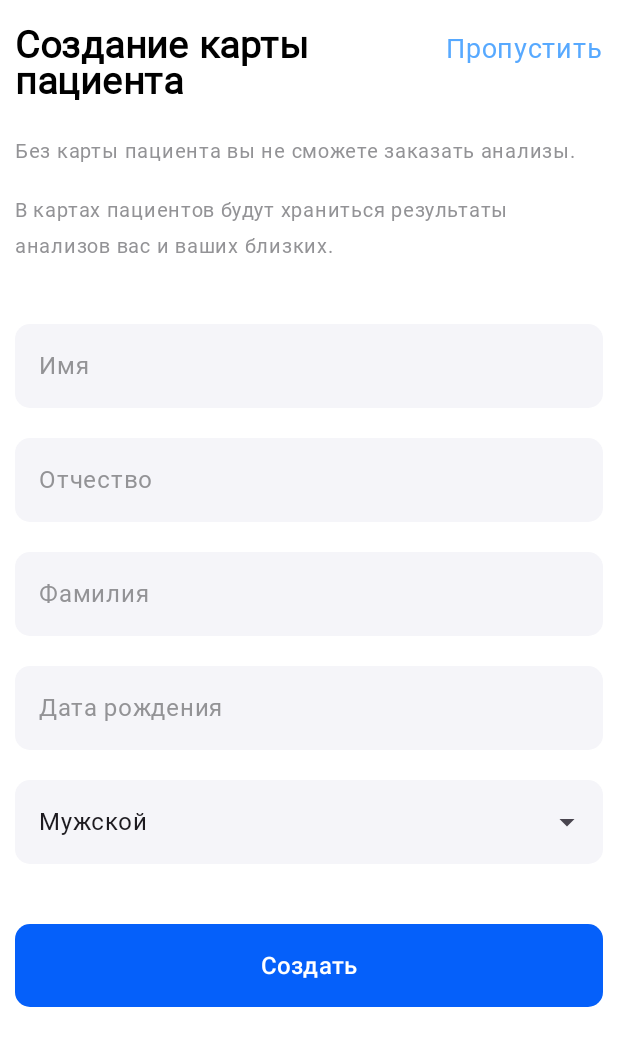
After one commit to v0nd1/Medic, an Android app built with Jetpack Compose: the UserCardScreen screen opened through its navigation route, on a phone screen of 412 x 824 dp. The commit adds this screen. Shown: the top 1046 px of the screen. Run offline under Robolectric (Android 15) with nearby library versions, the phone set to English and light mode, and no system bars.

Commit message:
Ending make start screens, start scaffold

```diff
--- a/app/src/main/java/com/huggydugy/medic/MainActivity.kt
+++ b/app/src/main/java/com/huggydugy/medic/MainActivity.kt
@@ -11,6 +11,7 @@ import androidx.navigation.compose.rememberNavController
 import com.huggydugy.medic.navigation.AppNavigation
 import com.huggydugy.medic.screens.auth.AddPasswordScreen
 import com.huggydugy.medic.screens.auth.CodeInputScreen
+import com.huggydugy.medic.screens.auth.UserCardScreen
 import com.huggydugy.medic.ui.theme.MedicTheme
 
 class MainActivity : ComponentActivity() {
@@ -23,8 +24,7 @@ class MainActivity : ComponentActivity() {
                     modifier = Modifier.fillMaxSize(),
                     color = MaterialTheme.colorScheme.background
                 ) {
-                    AddPasswordScreen(navController = navController)
-                    //AppNavigation(navController = navController)
+                    AppNavigation(navController = navController)
                 }
             }
         }
--- /dev/null
+++ b/app/src/main/java/com/huggydugy/medic/components/ThemeButton.kt
@@ -0,0 +1,25 @@
+package com.huggydugy.medic.components
+
+import androidx.compose.foundation.layout.fillMaxWidth
+import androidx.compose.foundation.layout.height
+import androidx.compose.foundation.shape.RoundedCornerShape
+import androidx.compose.material3.Button
+import androidx.compose.material3.Text
+import androidx.compose.runtime.Composable
+import androidx.compose.ui.Modifier
+import androidx.compose.ui.unit.dp
+import androidx.compose.ui.unit.sp
+import androidx.navigation.NavController
+
+@Composable
+fun ThemeButton(label: String, navController: NavController, route: String){
+    Button(
+        modifier = Modifier
+            .fillMaxWidth()
+            .height(55.dp),
+        onClick = { navController.navigate(route = route) },
+        shape = RoundedCornerShape(10.dp)
+    ) {
+        Text(text = label, fontSize = 16.sp)
+    }
+}
--- /dev/null
+++ b/app/src/main/java/com/huggydugy/medic/components/ThemeTextField.kt
@@ -0,0 +1,44 @@
+package com.huggydugy.medic.components
+
+import androidx.compose.foundation.layout.fillMaxWidth
+import androidx.compose.foundation.shape.RoundedCornerShape
+import androidx.compose.material3.ExperimentalMaterial3Api
+import androidx.compose.material3.OutlinedTextField
+import androidx.compose.material3.Text
+import androidx.compose.material3.TextFieldDefaults
+import androidx.compose.runtime.Composable
+import androidx.compose.runtime.getValue
+import androidx.compose.runtime.mutableStateOf
+import androidx.compose.runtime.remember
+import androidx.compose.runtime.setValue
+import androidx.compose.ui.Modifier
+import androidx.compose.ui.graphics.Color
+import androidx.compose.ui.unit.dp
+import com.huggydugy.medic.ui.theme.Gray
+import com.huggydugy.medic.ui.theme.GrayLight2
+
+@OptIn(ExperimentalMaterial3Api::class)
+@Composable
+fun ThemeTextField(placeholder: String){
+    var value by remember {
+        mutableStateOf("")
+    }
+    OutlinedTextField(
+        modifier = Modifier
+            .fillMaxWidth(),
+        value = value ,
+        onValueChange = {value = it},
+        colors = TextFieldDefaults.outlinedTextFieldColors(
+            focusedBorderColor = Color.Gray,
+            unfocusedBorderColor = Color.Transparent,
+            containerColor = GrayLight2,
+            ),
+        shape = RoundedCornerShape(10.dp),
+        placeholder = {
+            Text(
+                text = placeholder,
+                color = Gray
+            )
+        },
+    )
+}
--- a/app/src/main/java/com/huggydugy/medic/navigation/AppNavigation.kt
+++ b/app/src/main/java/com/huggydugy/medic/navigation/AppNavigation.kt
@@ -7,6 +7,7 @@ import androidx.navigation.compose.composable
 import com.huggydugy.medic.screens.auth.AddPasswordScreen
 import com.huggydugy.medic.screens.auth.AuthScreen
 import com.huggydugy.medic.screens.auth.CodeInputScreen
+import com.huggydugy.medic.screens.auth.UserCardScreen
 import com.huggydugy.medic.screens.board.OnBoardScreen
 
 @Composable
@@ -24,5 +25,8 @@ fun AppNavigation(navController: NavHostController){
         composable(route = Screen.CodeInputScreen.route){
             CodeInputScreen(navController)
         }
+        composable(route = Screen.UserCardScreen.route){
+            UserCardScreen(navController = navController)
+        }
     }
 }
--- /dev/null
+++ b/app/src/main/java/com/huggydugy/medic/screens/auth/UserCardScreen.kt
@@ -0,0 +1,174 @@
+package com.huggydugy.medic.screens.auth
+
+import android.widget.Toast
+import androidx.compose.foundation.clickable
+import androidx.compose.foundation.layout.Arrangement
+import androidx.compose.foundation.layout.Box
+import androidx.compose.foundation.layout.Column
+import androidx.compose.foundation.layout.Row
+import androidx.compose.foundation.layout.Spacer
+import androidx.compose.foundation.layout.fillMaxSize
+import androidx.compose.foundation.layout.fillMaxWidth
+import androidx.compose.foundation.layout.height
+import androidx.compose.foundation.layout.padding
+import androidx.compose.foundation.layout.width
+import androidx.compose.foundation.shape.RoundedCornerShape
+import androidx.compose.material3.DropdownMenu
+import androidx.compose.material3.DropdownMenuItem
+import androidx.compose.material3.ExperimentalMaterial3Api
+import androidx.compose.material3.ExposedDropdownMenuBox
+import androidx.compose.material3.ExposedDropdownMenuDefaults
+import androidx.compose.material3.OutlinedTextField
+import androidx.compose.material3.Text
+import androidx.compose.material3.TextField
+import androidx.compose.material3.TextFieldDefaults
+import androidx.compose.runtime.Composable
+import androidx.compose.runtime.getValue
+import androidx.compose.runtime.mutableStateOf
+import androidx.compose.runtime.remember
+import androidx.compose.runtime.setValue
+import androidx.compose.ui.Alignment
+import androidx.compose.ui.Modifier
+import androidx.compose.ui.graphics.Color
+import androidx.compose.ui.platform.LocalContext
+import androidx.compose.ui.text.font.FontWeight
+import androidx.compose.ui.text.style.TextAlign
+import androidx.compose.ui.tooling.preview.Preview
+import androidx.compose.ui.unit.dp
+import androidx.compose.ui.unit.em
+import androidx.compose.ui.unit.sp
+import androidx.navigation.NavController
+import com.huggydugy.medic.components.ThemeButton
+import com.huggydugy.medic.components.ThemeTextField
+import com.huggydugy.medic.navigation.Screen
+import com.huggydugy.medic.ui.theme.Black
+import com.huggydugy.medic.ui.theme.BlueLight2
+import com.huggydugy.medic.ui.theme.DarkLight
+import com.huggydugy.medic.ui.theme.Gray
+import com.huggydugy.medic.ui.theme.GrayLight
+import com.huggydugy.medic.ui.theme.GrayLight2
+import com.huggydugy.medic.ui.theme.Roboto
+import kotlin.math.exp
+
+
+@Composable
+fun UserCardScreen(navController: NavController){
+    Column(
+        modifier = Modifier
+            .fillMaxSize()
+            .padding(vertical = 15.dp, horizontal = 10.dp)
+    ) {
+        Row(
+            modifier = Modifier.fillMaxWidth(),
+            horizontalArrangement = Arrangement.SpaceBetween
+        ) {
+            Text(
+                text = "Создание карты пациента",
+                fontSize = 25.sp,
+                fontFamily = Roboto,
+                color = Black,
+                fontWeight = FontWeight.Bold,
+                textAlign = TextAlign.Left,
+                modifier = Modifier.weight(1f)
+            )
+            Spacer(modifier = Modifier.width(16.dp))
+            Text(
+                modifier = Modifier
+                    .padding(top = 5.dp)
+                    .clickable { navController.navigate(Screen.AuthScreen.route) },
+                text = "Пропустить",
+                fontSize = 18.sp,
+                fontFamily = Roboto,
+                color = BlueLight2,
+                fontWeight = FontWeight.Normal,
+
+            )
+        }
+        Spacer(modifier = Modifier.height(20.dp))
+        Text(
+            text = "Без карты пациента вы не сможете заказать анализы.",
+            fontSize = 13.5.sp,
+            fontFamily = Roboto,
+            color = Gray,
+            textAlign = TextAlign.Left
+        )
+        Spacer(modifier = Modifier.height(15.dp))
+        Text(
+            text = "В картах пациентов будут храниться результаты анализов вас и ваших близких.",
+            fontSize = 13.5.sp,
+            fontFamily = Roboto,
+            color = Gray,
+            textAlign = TextAlign.Left
+        )
+        Spacer(modifier = Modifier.height(40.dp))
+        ThemeTextField("Имя")
+        Spacer(modifier = Modifier.height(20.dp))
+        ThemeTextField("Отчество")
+        Spacer(modifier = Modifier.height(20.dp))
+        ThemeTextField("Фамилия")
+        Spacer(modifier = Modifier.height(20.dp))
+        ThemeTextField("Дата рождения")
+        Spacer(modifier = Modifier.height(20.dp))
+
+        ThemeExposedDropdownMenuBox("Пол")
+        Spacer(modifier = Modifier.height(40.dp))
+        ThemeButton(label = "Создать", navController = navController, route = "dsd")
+
+
+    }
+}
+
+
+@OptIn(ExperimentalMaterial3Api::class)
+@Composable
+fun ThemeExposedDropdownMenuBox(placeholder: String) {
+    val context = LocalContext.current
+    val genders = arrayOf("Мужской", "Женский")
+    var expanded by remember { mutableStateOf(false) }
+    var selectedText by remember { mutableStateOf(genders[0]) }
+
+    ExposedDropdownMenuBox(
+        modifier = Modifier.fillMaxWidth(),
+        expanded = expanded,
+        onExpandedChange = {
+            expanded = !expanded
+        }
+    ) {
+        OutlinedTextField(
+            value = selectedText,
+            onValueChange = {},
+            readOnly = true,
+            trailingIcon = { ExposedDropdownMenuDefaults.TrailingIcon(expanded = expanded) },
+            modifier = Modifier.fillMaxWidth().menuAnchor(),
+            colors = TextFieldDefaults.outlinedTextFieldColors(
+                focusedBorderColor = Color.Gray,
+                unfocusedBorderColor = Color.Transparent,
+                containerColor = GrayLight2,
+            ),
+            shape = RoundedCornerShape(10.dp),
+            placeholder = {
+                Text(
+                    text = placeholder,
+                    color = Gray
+                )
+            },
+        )
+        ExposedDropdownMenu(
+            modifier = Modifier.fillMaxWidth(),
+            expanded = expanded,
+            onDismissRequest = { expanded = false }
+        ) {
+            genders.forEach { item ->
+                DropdownMenuItem(
+                    modifier = Modifier.fillMaxWidth(),
+                    text = { Text(text = item) },
+                    onClick = {
+                        selectedText = item
+                        expanded = false
+                        Toast.makeText(context, item, Toast.LENGTH_SHORT).show()
+                    }
+                )
+            }
+        }
+    }
+}
--- a/app/src/main/java/com/huggydugy/medic/screens/board/ElementBoard.kt
+++ b/app/src/main/java/com/huggydugy/medic/screens/board/ElementBoard.kt
@@ -8,7 +8,7 @@ import androidx.compose.ui.unit.dp
 * Автор: Вдовенко Дмитрий
 * Дата создания: 22.01.2024, 20:37
 * Класс для удобного контроля содержимого начальных страниц
-* */
+*/
 
 data class ElementBoard(
     @DrawableRes val image: Int,
--- /dev/null
+++ b/app/src/main/java/com/huggydugy/medic/screens/scaffold/main/MainScreen.kt
@@ -0,0 +1 @@
+package com.huggydugy.medic.screens.scaffold.main
```
Also changed, not shown: app/src/main/java/com/huggydugy/medic/navigation/Screen.kt (+7 -0 lines), app/src/main/java/com/huggydugy/medic/screens/auth/AddPasswordScreen.kt (+132 -3 lines), app/src/main/java/com/huggydugy/medic/screens/auth/AuthScreen.kt (+5 -28 lines), app/src/main/res/drawable/del_icon.png (added).
